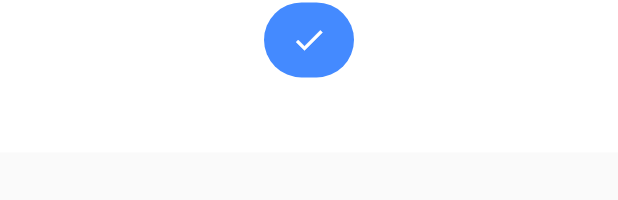
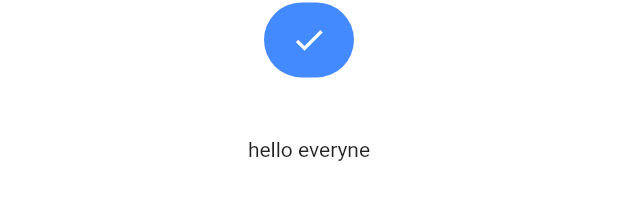
Before and after one commit to Sageyuva/1stflutterrepo, a Flutter app: what loginpage() shows on an empty page, opened directly, after a tap on "LOGIN", on a phone screen of 412 x 824 dp. Shown: the part 887-1087 px from the top of the screen. Run offline on Flutter 3.47's test engine with Material 2 defaults, Android fonts, the phone set to English and light mode, and no system bars; our stand-ins replace google_fonts, matcher; missing offline and left inert: dart:ffi.

Commit message:
day8 complete

```diff
--- a/lib/pages/loginpage.dart
+++ b/lib/pages/loginpage.dart
@@ -73,7 +73,7 @@ bool changebutton = false;
 
                 });
 
-                await Future.delayed(Duration(seconds: 2));
+                await Future.delayed(Duration(seconds: 1));
                 Navigator.pushNamed(context, MyRoutes.homeroute);
 
               },
@@ -97,7 +97,7 @@ bool changebutton = false;
                 borderRadius: BorderRadius.circular(changebutton?100: 10),
               ),
              ),
-             )
+             ),
           // ElevatedButton(
           //   child: Text("Login"),
           //   style: TextButton.styleFrom(
@@ -106,7 +106,12 @@ bool changebutton = false;
           //   onPressed: (){
           //     Navigator.pushNamed(context, MyRoutes.homeroute);
           //   }, ),
-
+          SizedBox(
+            height: 40,
+          ),
+          Container(
+            child:Text("hello everyne") ,
+          ),
 
             ],
           ),
```
